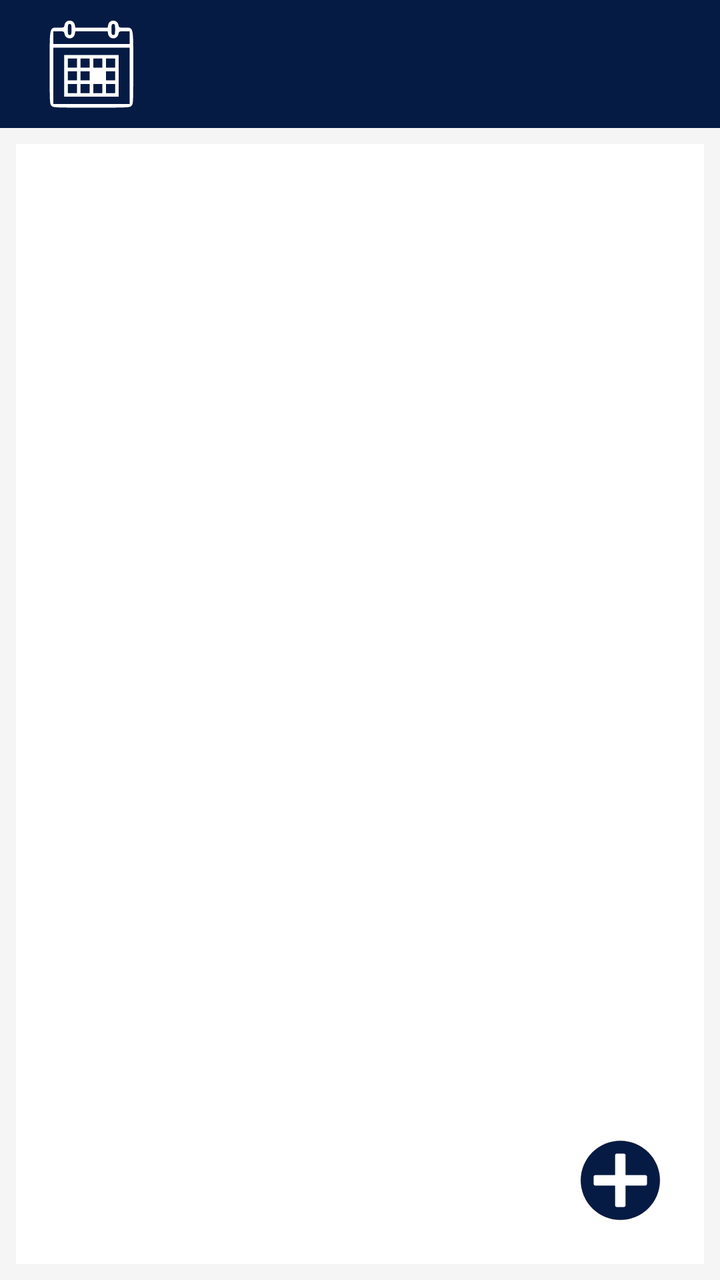
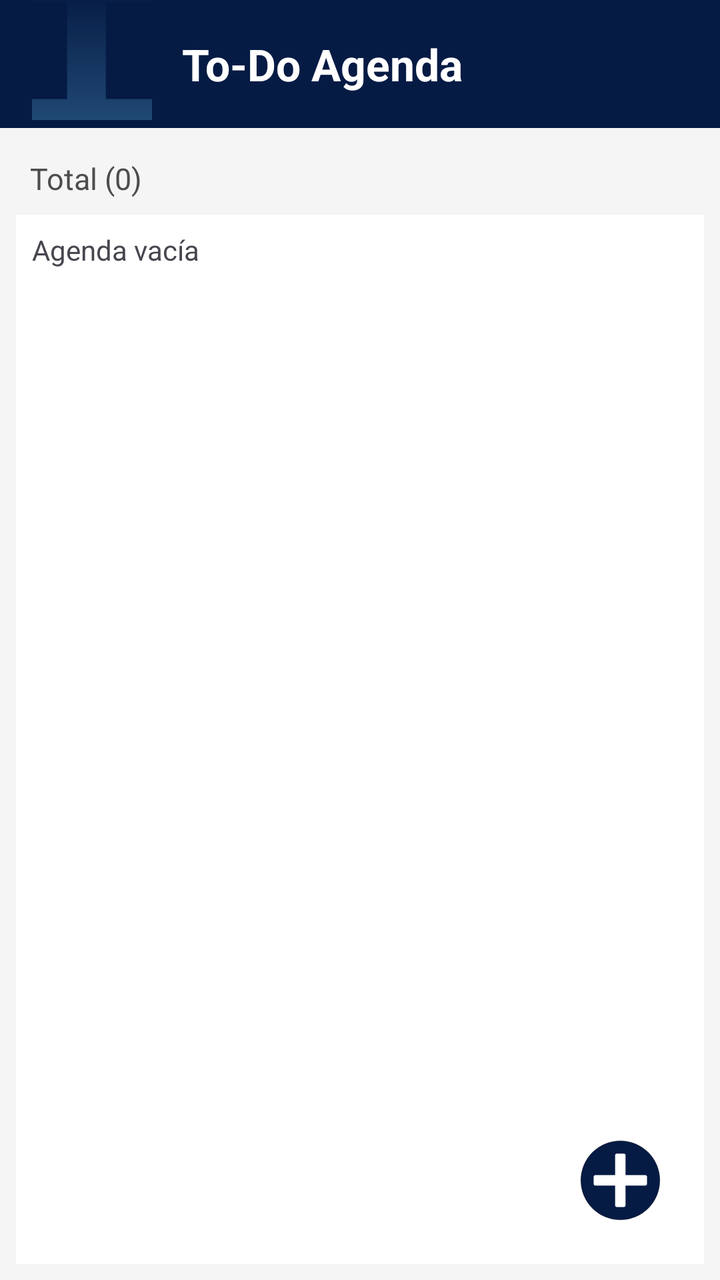

Compare the two renders of this Android layout. The source of the first and the diff that turns it into the second are given below.
<!-- AndroidManifest.xml: application theme Theme.ToDoAgenda -->
<!-- res/layout/activity_main.xml -->
<?xml version="1.0" encoding="utf-8"?>
<androidx.constraintlayout.widget.ConstraintLayout xmlns:android="http://schemas.android.com/apk/res/android"
    xmlns:app="http://schemas.android.com/apk/res-auto"
    xmlns:tools="http://schemas.android.com/tools"
    android:id="@+id/lyt_contenedor_principal"
    android:layout_width="match_parent"
    android:layout_height="match_parent"
    android:background="@color/light_grey"
    tools:context=".MainActivity">

    <androidx.appcompat.widget.Toolbar
        android:id="@+id/tlb_contenedor_encabezado"
        android:layout_width="0dp"
        android:layout_height="?attr/actionBarSize"
        android:background="@color/navy_blue"
        android:theme="@style/ThemeOverlay.AppCompat.Dark.ActionBar"
        app:layout_constraintTop_toTopOf="parent"
        app:layout_constraintStart_toStartOf="parent"
        app:layout_constraintEnd_toEndOf="parent" >

        <Button
            android:id="@+id/btn_logo"
            android:layout_width="60dp"
            android:layout_height="60dp"
            android:layout_marginEnd="12dp"
            android:background="@color/transparent"
            app:icon="@drawable/ic_logotodo"
            app:iconGravity="textStart"
            app:iconSize="48dp"
            app:iconPadding="0dp" />

    </androidx.appcompat.widget.Toolbar>

    <LinearLayout
        android:id="@+id/lyt_contenedor_lista"
        android:layout_width="0dp"
        android:layout_height="0dp"
        android:layout_marginTop="8dp"
        android:layout_marginStart="8dp"
        android:layout_marginEnd="8dp"
        android:layout_marginBottom="8dp"
        android:padding="8dp"
        android:orientation="vertical"
        android:background="@color/white"
        app:layout_constraintTop_toBottomOf="@id/tlb_contenedor_encabezado"
        app:layout_constraintBottom_toBottomOf="parent"
        app:layout_constraintStart_toStartOf="parent"
        app:layout_constraintEnd_toEndOf="parent" >

        <ListView
            android:id="@+id/lstv_tareas"
            android:layout_width="match_parent"
            android:layout_height="match_parent"
            android:layout_marginTop="8dp"
            android:clipToPadding="false"
            android:paddingBottom="90dp" />

    </LinearLayout>

    <Button
        android:id="@+id/btn_agregar"
        android:layout_width="60dp"
        android:layout_height="60dp"
        android:layout_marginEnd="20dp"
        android:layout_marginBottom="20dp"
        android:background="@color/transparent"
        app:icon="@drawable/ic_agregar"
        app:iconGravity="textStart"
        app:iconSize="45dp"
        app:iconPadding="0dp"
        app:iconTint="@null"
        app:layout_constraintBottom_toBottomOf="parent"
        app:layout_constraintEnd_toEndOf="parent" />

</androidx.constraintlayout.widget.ConstraintLayout>
<!-- resources referenced by this layout -->
<resources>
  <color name="light_grey">#F5F5F5</color>
  <color name="navy_blue">#051B44</color>
  <color name="transparent">#00000000</color>
  <color name="white">#FFFFFF</color>
  <!-- drawable ic_agregar (drawable) -->
  <vector xmlns:android="http://schemas.android.com/apk/res/android"
      android:width="512dp"
      android:height="512dp"
      android:viewportWidth="512"
      android:viewportHeight="512">
    <path
        android:pathData="m277.81,216.35c-277.81,-216.35 -277.81,-216.35 0,0zM280.81,216.35c-280.81,-216.35 -280.81,-216.35 0,0zM270.06,209.58c-270.06,-209.58 -270.06,-209.58 0,0zM289.06,209.51c-289.06,-209.51 -289.06,-209.51 0,0z"
        android:fillColor="#777777"/>
    <path
        android:pathData="M256,256m-225,0a225,225 0,1 1,450 0a225,225 0,1 1,-450 0"
        android:strokeWidth="1.125"
        android:fillColor="#051b44"
        android:strokeColor="#000000"
        android:strokeLineCap="round"/>
    <path
        android:pathData="M236.86,104.62L275.14,104.62A10,9 0,0 1,285.14 113.62L285.14,398.38A10,9 0,0 1,275.14 407.38L236.86,407.38A10,9 0,0 1,226.86 398.38L226.86,113.62A10,9 0,0 1,236.86 104.62z"
        android:strokeWidth="0.863196"
        android:fillColor="#ffffff"
        android:strokeColor="#ffffff"
        android:strokeLineCap="round"/>
    <path
        android:pathData="M407.38,236.86L407.38,275.14A10,9 90,0 1,398.38 285.14L113.62,285.14A10,9 90,0 1,104.62 275.14L104.62,236.86A10,9 90,0 1,113.62 226.86L398.38,226.86A10,9 90,0 1,407.38 236.86z"
        android:strokeWidth="0.863196"
        android:fillColor="#ffffff"
        android:strokeColor="#ffffff"
        android:strokeLineCap="round"/>
  </vector>
  <!-- drawable ic_logotodo: vector/xml drawable (drawable, 2577 chars, omitted) -->
  <style name="Theme.ToDoAgenda" parent="Base.Theme.ToDoAgenda" />
  <style name="Base.Theme.ToDoAgenda" parent="Theme.Material3.DayNight.NoActionBar">
          
          
      </style>
</resources>

<!-- the commit's change to res/layout/activity_main.xml (unified diff, before → after) -->
@@ -18,18 +18,46 @@
         app:layout_constraintStart_toStartOf="parent"
         app:layout_constraintEnd_toEndOf="parent" >
 
-        <Button
-            android:id="@+id/btn_logo"
-            android:layout_width="60dp"
-            android:layout_height="60dp"
-            android:layout_marginEnd="12dp"
-            android:background="@color/transparent"
-            app:icon="@drawable/ic_logotodo"
-            app:iconGravity="textStart"
-            app:iconSize="48dp"
-            app:iconPadding="0dp" />
+        <LinearLayout
+            android:id="@+id/lyt_contenedor_logo_titulo"
+            android:layout_width="wrap_content"
+            android:layout_height="match_parent"
+            android:gravity="center_vertical"
+            android:orientation="horizontal" >
+
+            <ImageButton
+                android:id="@+id/btn_logo"
+                android:layout_width="60dp"
+                android:layout_height="60dp"
+                android:background="@color/transparent"
+                android:layout_gravity="start"
+                android:src="@drawable/ic_logotodo"
+                />
+
+            <TextView
+                android:id="@+id/txt_titulo"
+                android:layout_width="wrap_content"
+                android:layout_height="wrap_content"
+                android:layout_marginStart="15dp"
+                android:text="@string/txt_app_name"
+                android:textColor="@color/white"
+                android:textSize="22sp"
+                android:textStyle="bold" />
+            </LinearLayout>
 
     </androidx.appcompat.widget.Toolbar>
+
+    <TextView
+        android:id="@+id/txt_total"
+        android:layout_width="wrap_content"
+        android:layout_height="wrap_content"
+        android:layout_marginTop="15dp"
+        android:layout_marginStart="15dp"
+        android:text="@string/txt_titulo_total"
+        android:textColor="@color/dark_grey"
+        android:textSize="15sp"
+        app:layout_constraintTop_toBottomOf="@id/tlb_contenedor_encabezado"
+        app:layout_constraintStart_toStartOf="parent" />
 
     <LinearLayout
         android:id="@+id/lyt_contenedor_lista"
@@ -42,10 +70,17 @@
         android:padding="8dp"
         android:orientation="vertical"
         android:background="@color/white"
-        app:layout_constraintTop_toBottomOf="@id/tlb_contenedor_encabezado"
+        app:layout_constraintTop_toBottomOf="@id/txt_total"
         app:layout_constraintBottom_toBottomOf="parent"
         app:layout_constraintStart_toStartOf="parent"
         app:layout_constraintEnd_toEndOf="parent" >
+
+        <TextView
+            android:id="@+id/txt_lista_vacia"
+            android:layout_width="wrap_content"
+            android:layout_height="wrap_content"
+            android:text="@string/txt_agenda_vacia"
+            android:textAlignment="center" />
 
         <ListView
             android:id="@+id/lstv_tareas"
<!-- resource entries referenced after the edit -->
@@ -1,5 +1,6 @@
 <!-- resources referenced by this layout -->
 <resources>
+  <color name="dark_grey">#4D4D4F</color>
   <color name="light_grey">#F5F5F5</color>
   <color name="navy_blue">#051B44</color>
   <color name="transparent">#00000000</color>
@@ -33,6 +34,9 @@
         android:strokeLineCap="round"/>
   </vector>
   <!-- drawable ic_logotodo: vector/xml drawable (drawable, 2577 chars, omitted) -->
+  <string name="txt_agenda_vacia">Agenda vacía</string>
+  <string name="txt_app_name">To-Do Agenda</string>
+  <string name="txt_titulo_total">Total (0)</string>
   <style name="Theme.ToDoAgenda" parent="Base.Theme.ToDoAgenda" />
   <style name="Base.Theme.ToDoAgenda" parent="Theme.Material3.DayNight.NoActionBar">
           
